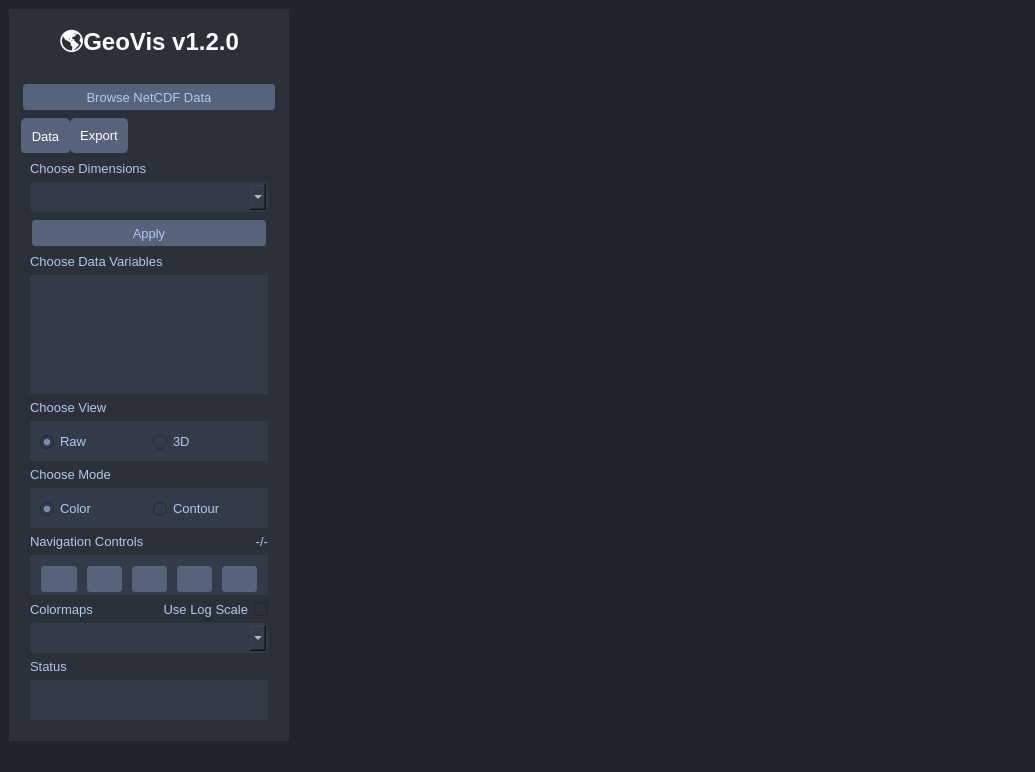
Before: the Qt Designer form assets/ui/gui.ui in sherinsugathan/GeoVis, drawn with Qt 5.
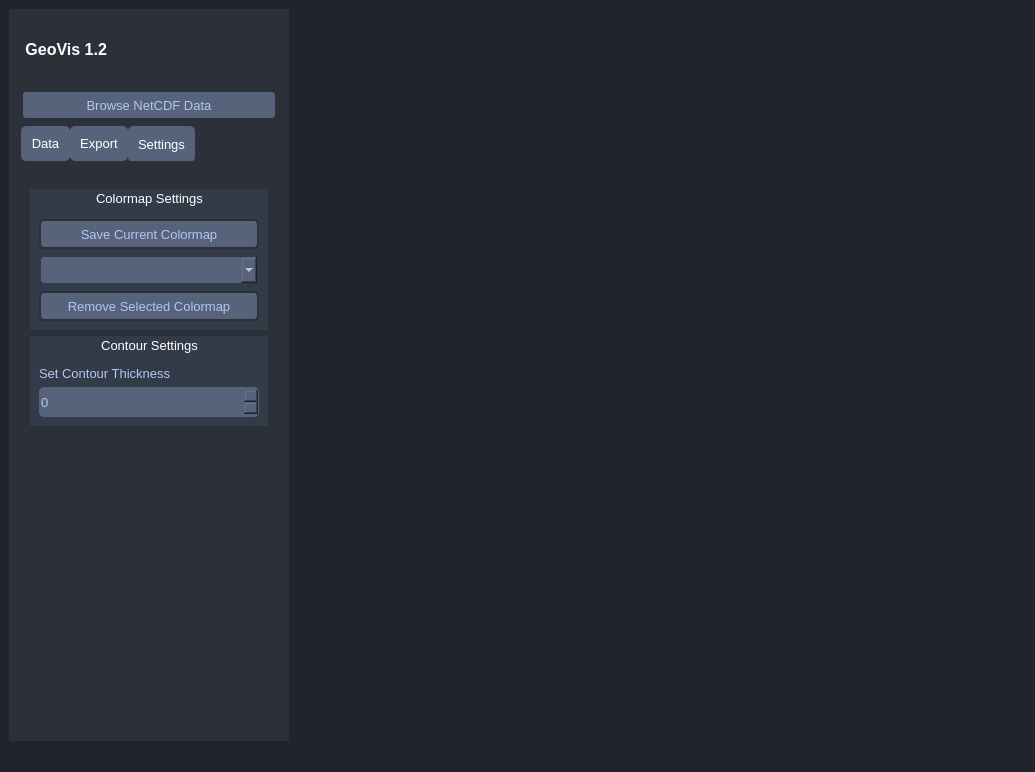
After: the same form once the commit is applied. The open tabs and pages were chosen to show the change. Icons and pictures are not drawn.

Diff of the .ui file:
```diff
--- a/assets/ui/gui.ui
+++ b/assets/ui/gui.ui
@@ -284,24 +284,43 @@
       <layout class="QVBoxLayout" name="verticalLayout">
        <item>
         <widget class="QLabel" name="label_8">
+         <property name="minimumSize">
+          <size>
+           <width>0</width>
+           <height>50</height>
+          </size>
+         </property>
          <property name="font">
           <font>
            <family>Arial</family>
-           <pointsize>18</pointsize>
+           <pointsize>12</pointsize>
            <bold>true</bold>
           </font>
          </property>
          <property name="layoutDirection">
           <enum>Qt::LeftToRight</enum>
          </property>
+         <property name="autoFillBackground">
+          <bool>false</bool>
+         </property>
+         <property name="styleSheet">
+          <string notr="true">background-image : url(assets/ui/logo.png);
+border-radius: 10px;	</string>
+         </property>
+         <property name="frameShape">
+          <enum>QFrame::NoFrame</enum>
+         </property>
+         <property name="frameShadow">
+          <enum>QFrame::Plain</enum>
+         </property>
          <property name="text">
-          <string>🌎GeoVis v1.2.0</string>
+          <string> GeoVis 1.2</string>
          </property>
          <property name="scaledContents">
           <bool>false</bool>
          </property>
          <property name="alignment">
-          <set>Qt::AlignCenter</set>
+          <set>Qt::AlignLeading|Qt::AlignLeft|Qt::AlignVCenter</set>
          </property>
         </widget>
        </item>
@@ -1568,6 +1587,255 @@
            </item>
           </layout>
          </widget>
+         <widget class="QWidget" name="tab_3">
+          <attribute name="title">
+           <string>Settings</string>
+          </attribute>
+          <layout class="QVBoxLayout" name="verticalLayout_6">
+           <item>
+            <spacer name="verticalSpacer_9">
+             <property name="orientation">
+              <enum>Qt::Vertical</enum>
+             </property>
+             <property name="sizeType">
+              <enum>QSizePolicy::Fixed</enum>
+             </property>
+             <property name="sizeHint" stdset="0">
+              <size>
+               <width>20</width>
+               <height>20</height>
+              </size>
+             </property>
+            </spacer>
+           </item>
+           <item>
+            <widget class="QGroupBox" name="groupBox_4">
+             <property name="font">
+              <font>
+               <family>Arial</family>
+               <pointsize>10</pointsize>
+               <italic>false</italic>
+               <bold>false</bold>
+               <underline>false</underline>
+               <strikeout>false</strikeout>
+              </font>
+             </property>
+             <property name="styleSheet">
+              <string notr="true">background : rgb(52, 59, 72);
+color:rgb(255,255,255);</string>
+             </property>
+             <property name="title">
+              <string>Colormap Settings</string>
+             </property>
+             <property name="alignment">
+              <set>Qt::AlignCenter</set>
+             </property>
+             <layout class="QVBoxLayout" name="verticalLayout_8">
+              <property name="topMargin">
+               <number>30</number>
+              </property>
+              <item>
+               <widget class="QPushButton" name="pushButton_SaveColorMap">
+                <property name="minimumSize">
+                 <size>
+                  <width>0</width>
+                  <height>30</height>
+                 </size>
+                </property>
+                <property name="font">
+                 <font>
+                  <family>Arial</family>
+                  <pointsize>10</pointsize>
+                 </font>
+                </property>
+                <property name="styleSheet">
+                 <string notr="true">QPushButton {
+border: 2px solid rgb(44, 48, 57);
+	border-radius: 5px;	
+	/*background-color: rgb(52, 59, 72);*/
+background-color: rgb(87, 99, 122);
+color:rgb(175, 199, 242);
+}
+QPushButton:hover {
+	/*background-color: rgb(57, 65, 80);*/
+background-color: rgb(103, 117, 144);
+border: 0px solid rgb(52, 59, 72);
+	
+}
+QPushButton:pressed {	
+	background-color: rgb(35, 40, 49);
+	border: 2px solid rgb(43, 50, 61);
+}</string>
+                </property>
+                <property name="text">
+                 <string>Save Current Colormap</string>
+                </property>
+               </widget>
+              </item>
+              <item>
+               <widget class="QComboBox" name="comboBox">
+                <property name="minimumSize">
+                 <size>
+                  <width>0</width>
+                  <height>30</height>
+                 </size>
+                </property>
+                <property name="styleSheet">
+                 <string notr="true">QComboBox{
+	border: 2px solid rgb(52, 59, 72);
+	border-radius: 5px;	
+	background-color: rgb(87, 99, 122);
+	selection-background-color:  rgb(135	, 154, 181);
+}
+QComboBox QAbstractItemView {
+    selection-background-color: rgb(135	, 154, 181);
+background-color: rgb(81,92,112);
+   /* selection-color: rgb(200, 200, 200);*/
+}</string>
+                </property>
+               </widget>
+              </item>
+              <item>
+               <widget class="QPushButton" name="pushButton_2">
+                <property name="minimumSize">
+                 <size>
+                  <width>0</width>
+                  <height>30</height>
+                 </size>
+                </property>
+                <property name="font">
+                 <font>
+                  <family>Arial</family>
+                  <pointsize>10</pointsize>
+                 </font>
+                </property>
+                <property name="styleSheet">
+                 <string notr="true">QPushButton {
+border: 2px solid rgb(44, 48, 57);
+	border-radius: 5px;	
+	/*background-color: rgb(52, 59, 72);*/
+background-color: rgb(87, 99, 122);
+color:rgb(175, 199, 242);
+}
+QPushButton:hover {
+	/*background-color: rgb(57, 65, 80);*/
+background-color: rgb(103, 117, 144);
+border: 0px solid rgb(52, 59, 72);
+	
+}
+QPushButton:pressed {	
+	background-color: rgb(35, 40, 49);
+	border: 2px solid rgb(43, 50, 61);
+}</string>
+                </property>
+                <property name="text">
+                 <string>Remove Selected Colormap</string>
+                </property>
+               </widget>
+              </item>
+             </layout>
+            </widget>
+           </item>
+           <item>
+            <widget class="QGroupBox" name="groupBox_3">
+             <property name="sizePolicy">
+              <sizepolicy hsizetype="Preferred" vsizetype="Preferred">
+               <horstretch>0</horstretch>
+               <verstretch>0</verstretch>
+              </sizepolicy>
+             </property>
+             <property name="minimumSize">
+              <size>
+               <width>0</width>
+               <height>0</height>
+              </size>
+             </property>
+             <property name="font">
+              <font>
+               <family>Arial</family>
+               <pointsize>10</pointsize>
+              </font>
+             </property>
+             <property name="styleSheet">
+              <string notr="true">background : rgb(52, 59, 72);
+color:rgb(255,255,255);</string>
+             </property>
+             <property name="title">
+              <string>Contour Settings</string>
+             </property>
+             <property name="alignment">
+              <set>Qt::AlignHCenter|Qt::AlignTop</set>
+             </property>
+             <property name="flat">
+              <bool>true</bool>
+             </property>
+             <layout class="QVBoxLayout" name="verticalLayout_7">
+              <property name="spacing">
+               <number>6</number>
+              </property>
+              <property name="leftMargin">
+               <number>9</number>
+              </property>
+              <property name="topMargin">
+               <number>30</number>
+              </property>
+              <item>
+               <widget class="QLabel" name="label_11">
+                <property name="font">
+                 <font>
+                  <family>Arial</family>
+                  <pointsize>10</pointsize>
+                 </font>
+                </property>
+                <property name="styleSheet">
+                 <string notr="true">color:rgb(175, 199, 242);</string>
+                </property>
+                <property name="text">
+                 <string>Set Contour Thickness</string>
+                </property>
+               </widget>
+              </item>
+              <item>
+               <widget class="QSpinBox" name="spinBox_ContourThickness">
+                <property name="minimumSize">
+                 <size>
+                  <width>0</width>
+                  <height>30</height>
+                 </size>
+                </property>
+                <property name="font">
+                 <font>
+                  <family>Arial</family>
+                  <pointsize>10</pointsize>
+                 </font>
+                </property>
+                <property name="styleSheet">
+                 <string notr="true">border: 0px solid rgb(44, 48, 57);
+	border-radius: 5px;	
+	/*background-color: rgb(52, 59, 72);*/
+background-color: rgb(87, 99, 122);
+color:rgb(175, 199, 242);</string>
+                </property>
+               </widget>
+              </item>
+             </layout>
+            </widget>
+           </item>
+           <item>
+            <spacer name="verticalSpacer_10">
+             <property name="orientation">
+              <enum>Qt::Vertical</enum>
+             </property>
+             <property name="sizeHint" stdset="0">
+              <size>
+               <width>20</width>
+               <height>40</height>
+              </size>
+             </property>
+            </spacer>
+           </item>
+          </layout>
+         </widget>
         </widget>
        </item>
        <item>
```
Left out of the diff: 2 changed lines with no effect on the pictures.
